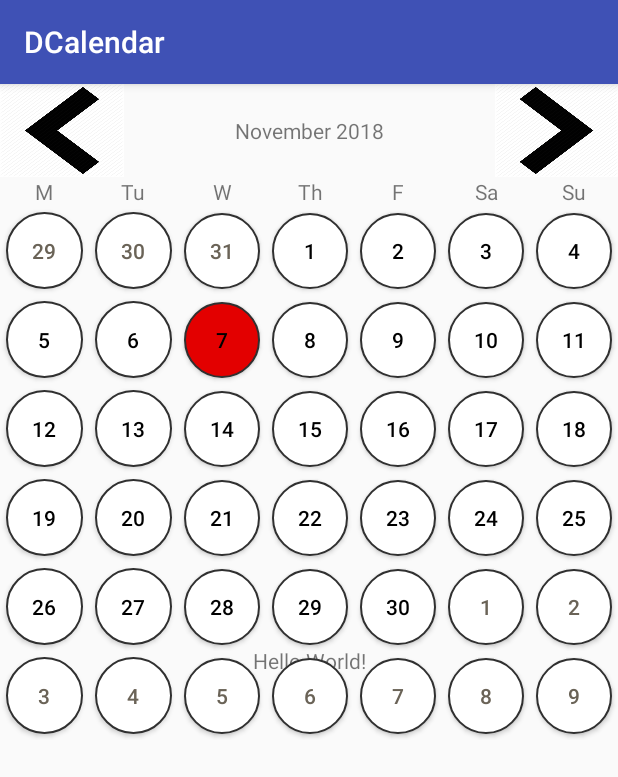
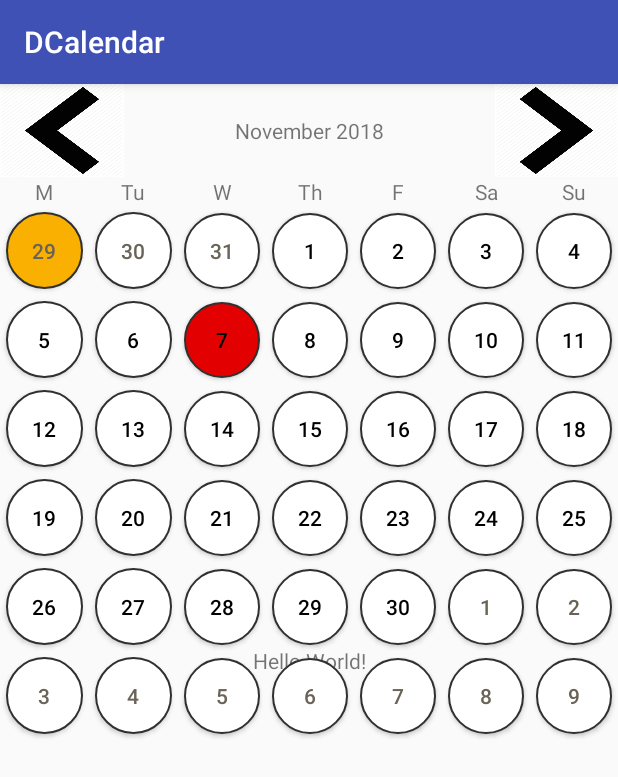
Before and after one commit to DSquare68/DCalendar, an Android app: the screen it shows after launch (MainActivity), after a tap on "29", on a phone screen of 412 x 824 dp. Shown: the top 777 px of the screen. Run offline under Robolectric (Android 15) with nearby library versions, the phone set to English and light mode, and no system bars.

```diff
--- a/dcalendar/src/main/java/com/daniel/dcalendar/dview/DDay.java
+++ b/dcalendar/src/main/java/com/daniel/dcalendar/dview/DDay.java
@@ -39,6 +39,7 @@ public class DDay extends android.support.v7.widget.AppCompatButton {
         lp.weight=1;
         lp.setMargins((int) getResources().getDimension(R.dimen.side_padding_dday),(int) getResources().getDimension(R.dimen.side_padding_dday),(int) getResources().getDimension(R.dimen.side_padding_dday),(int) getResources().getDimension(R.dimen.side_padding_dday));
         setLayoutParams(lp);
+        setSelected(false);
 
         setDesign();
 
@@ -48,7 +49,7 @@ public class DDay extends android.support.v7.widget.AppCompatButton {
     }
 
     public void setListeners() {
-        setOnClickListener(DDayLogic.setOnClickClickListener(year,month,day,getContext()));
+        setOnClickListener(DDayLogic.setOnClickClickListener(year,month,day,this));
         setOnLongClickListener(DDayLogic.setOnLongClickListener(year,month,day,getContext()));
     }
 
--- a/dcalendar/src/main/java/com/daniel/dcalendar/logic/view/DDayLogic.java
+++ b/dcalendar/src/main/java/com/daniel/dcalendar/logic/view/DDayLogic.java
@@ -5,12 +5,14 @@ import android.content.Intent;
 import android.view.View;
 
 import com.daniel.dcalendar.data.Global;
+import com.daniel.dcalendar.dview.DDay;
 import com.daniel.dcalendar.dview.DEventAdding;
 import com.daniel.dcalendar.dview.DEventsScroll;
 import com.daniel.dcalendar.event.DEventDatabase;
 import java.util.Date;
 
 public class DDayLogic {
+    private static DDay previousDDaySelected;
     public static void openDialog(Context context) {
         Intent intent = new Intent(context, DEventAdding.class);
         context.startActivity(intent);
@@ -29,13 +31,16 @@ public class DDayLogic {
         };
     }
 
-    public static View.OnClickListener setOnClickClickListener(final int year,final int month,final int day, final Context context) {
+    public static View.OnClickListener setOnClickClickListener(final int year,final int month,final int day, final DDay dDay) {
         return new View.OnClickListener() {
             @Override
             public void onClick(View v) {
-                DEventDatabase ed = new DEventDatabase(context);
+                DEventDatabase ed = new DEventDatabase(dDay.getContext());
                 DEventsScroll.setEvents(ed.get(new Date(year,month,day,0,0,0)));
-                DEventsScroll.refreshEvents(context);
+                DEventsScroll.refreshEvents(dDay.getContext());
+                dDay.setSelected(true);
+                if(previousDDaySelected!=null) previousDDaySelected.setSelected(false);
+                previousDDaySelected=dDay;
             }
         };
     }
--- a/dcalendar/src/main/res/drawable/calendar_week_day_button_pressed.xml
+++ b/dcalendar/src/main/res/drawable/calendar_week_day_button_pressed.xml
@@ -36,7 +36,24 @@
                 android:top="10dp" />
         </shape>
     </item>
-
+    <item android:state_selected="true">
+        <shape>
+            <gradient
+                android:angle="270"
+                android:endColor="#f9b000"
+                android:startColor="#f9b000" />
+            <stroke
+                android:width="1dp"
+                android:color="#303030" />
+            <corners
+                android:radius="200dp" />
+            <padding
+                android:bottom="10dp"
+                android:left="10dp"
+                android:right="10dp"
+                android:top="10dp" />
+        </shape>
+    </item>
     <item>
 
         <shape>
--- a/dcalendar/src/main/res/drawable/calendar_week_day_button_unpressed.xml
+++ b/dcalendar/src/main/res/drawable/calendar_week_day_button_unpressed.xml
@@ -36,7 +36,24 @@
                 android:top="10dp" />
         </shape>
     </item>
-
+    <item android:state_selected="true">
+        <shape>
+            <gradient
+                android:angle="270"
+                android:endColor="#f9b000"
+                android:startColor="#f9b000" />
+            <stroke
+                android:width="1dp"
+                android:color="#303030" />
+            <corners
+                android:radius="200dp" />
+            <padding
+                android:bottom="10dp"
+                android:left="10dp"
+                android:right="10dp"
+                android:top="10dp" />
+        </shape>
+    </item>
     <item>
 
         <shape>
--- a/dcalendar/src/main/res/drawable/calendar_week_day_today.xml
+++ b/dcalendar/src/main/res/drawable/calendar_week_day_today.xml
@@ -36,7 +36,24 @@
                 android:top="10dp" />
         </shape>
     </item>
-
+    <item android:state_selected="true">
+        <shape>
+            <gradient
+                android:angle="270"
+                android:endColor="#f9b000"
+                android:startColor="#f9b000" />
+            <stroke
+                android:width="1dp"
+                android:color="#303030" />
+            <corners
+                android:radius="200dp" />
+            <padding
+                android:bottom="10dp"
+                android:left="10dp"
+                android:right="10dp"
+                android:top="10dp" />
+        </shape>
+    </item>
     <item>
 
         <shape>
```
